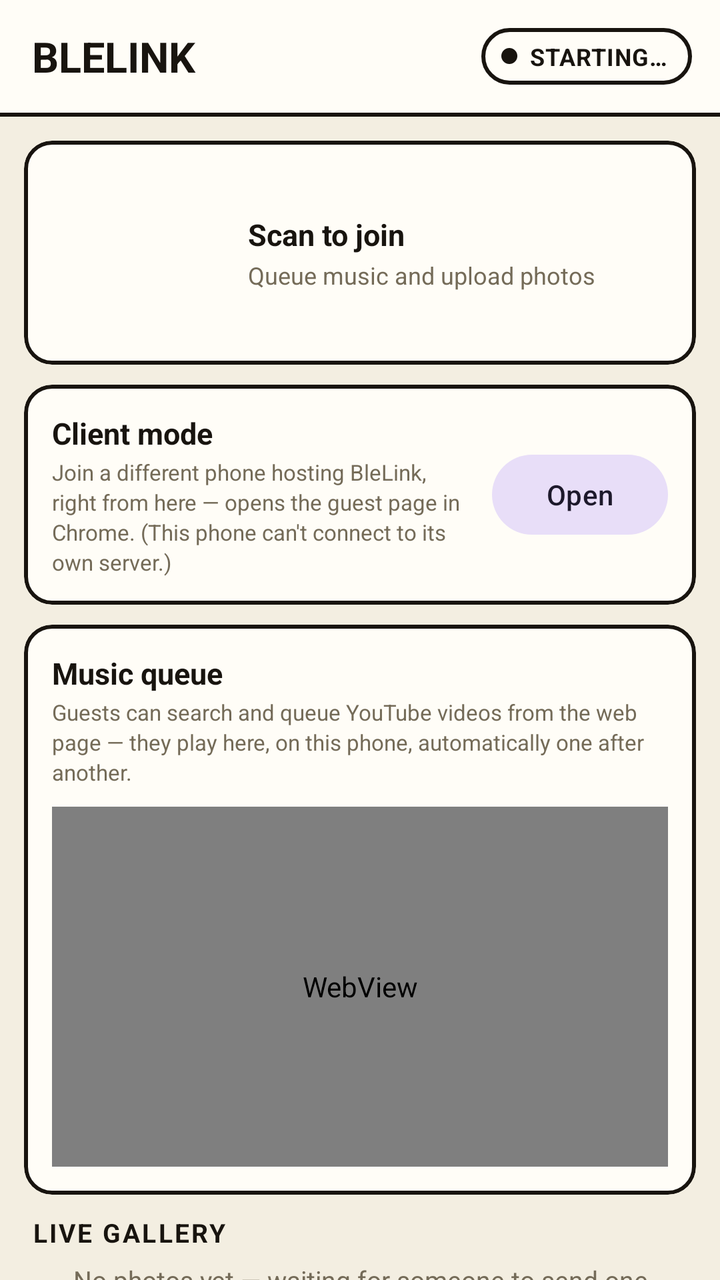
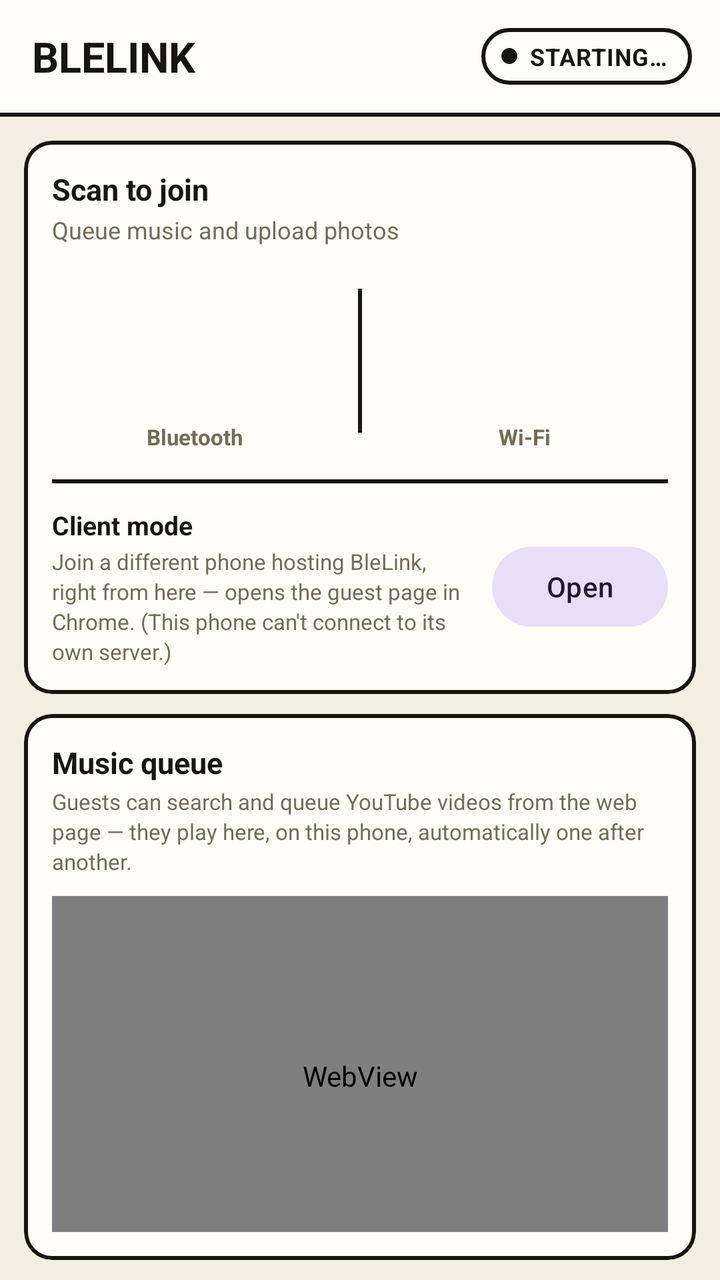

Compare the two renders of this Android layout. The source of the first and the diff that turns it into the second are given below.
<!-- AndroidManifest.xml: application theme Theme.BleLink -->
<!-- res/layout/activity_main.xml -->
<?xml version="1.0" encoding="utf-8"?>
<LinearLayout xmlns:android="http://schemas.android.com/apk/res/android"
    xmlns:app="http://schemas.android.com/apk/res-auto"
    android:layout_width="match_parent"
    android:layout_height="match_parent"
    android:orientation="vertical"
    android:background="@color/background"
    android:keepScreenOn="true">

    
    <LinearLayout
        android:layout_width="match_parent"
        android:layout_height="wrap_content"
        android:orientation="horizontal"
        android:gravity="center_vertical"
        android:background="@color/surface"
        android:paddingStart="16dp"
        android:paddingEnd="14dp"
        android:paddingTop="14dp"
        android:paddingBottom="14dp">

        <TextView
            android:layout_width="0dp"
            android:layout_height="wrap_content"
            android:layout_weight="1"
            android:text="@string/app_name"
            android:textStyle="bold"
            android:textAllCaps="true"
            android:textSize="21sp"
            android:textColor="@color/on_background" />

        <LinearLayout
            android:id="@+id/statusPill"
            android:layout_width="wrap_content"
            android:layout_height="wrap_content"
            android:orientation="horizontal"
            android:gravity="center_vertical"
            android:background="@drawable/bg_status_pill"
            android:paddingStart="10dp"
            android:paddingEnd="12dp"
            android:paddingTop="6dp"
            android:paddingBottom="6dp">

            <View
                android:id="@+id/statusDot"
                android:layout_width="8dp"
                android:layout_height="8dp"
                android:background="@drawable/bg_status_dot" />

            <TextView
                android:id="@+id/statusText"
                android:layout_width="wrap_content"
                android:layout_height="wrap_content"
                android:layout_marginStart="6dp"
                android:text="@string/status_starting"
                android:textStyle="bold"
                android:textAllCaps="true"
                android:textSize="12sp"
                android:letterSpacing="0.03"
                android:textColor="@color/status_idle_text" />
        </LinearLayout>
    </LinearLayout>

    <View
        android:layout_width="match_parent"
        android:layout_height="2dp"
        android:background="@color/outline" />

    
    <com.google.android.material.card.MaterialCardView
        android:layout_width="match_parent"
        android:layout_height="wrap_content"
        android:layout_marginStart="12dp"
        android:layout_marginEnd="12dp"
        android:layout_marginTop="12dp"
        android:layout_marginBottom="10dp"
        app:cardCornerRadius="14dp"
        app:cardElevation="0dp"
        app:strokeWidth="2dp"
        app:strokeColor="@color/outline"
        app:cardBackgroundColor="@color/surface">

        <LinearLayout
            android:layout_width="match_parent"
            android:layout_height="wrap_content"
            android:orientation="horizontal"
            android:gravity="center_vertical"
            android:padding="14dp">

            <ImageView
                android:id="@+id/qrImage"
                android:layout_width="84dp"
                android:layout_height="84dp"
                android:contentDescription="@string/scan_to_join" />

            <LinearLayout
                android:layout_width="0dp"
                android:layout_height="wrap_content"
                android:layout_weight="1"
                android:layout_marginStart="14dp"
                android:orientation="vertical">

                <TextView
                    android:layout_width="wrap_content"
                    android:layout_height="wrap_content"
                    android:text="@string/scan_to_join"
                    android:textStyle="bold"
                    android:textSize="15sp"
                    android:textColor="@color/on_background" />

                <TextView
                    android:layout_width="wrap_content"
                    android:layout_height="wrap_content"
                    android:layout_marginTop="2dp"
                    android:text="@string/scan_to_join_subtitle"
                    android:textSize="12sp"
                    android:textColor="@color/on_surface_variant" />
            </LinearLayout>
        </LinearLayout>
    </com.google.android.material.card.MaterialCardView>

    
    <com.google.android.material.card.MaterialCardView
        android:layout_width="match_parent"
        android:layout_height="wrap_content"
        android:layout_marginStart="12dp"
        android:layout_marginEnd="12dp"
        android:layout_marginBottom="10dp"
        app:cardCornerRadius="14dp"
        app:cardElevation="0dp"
        app:strokeWidth="2dp"
        app:strokeColor="@color/outline"
        app:cardBackgroundColor="@color/surface">

        <LinearLayout
            android:layout_width="match_parent"
            android:layout_height="wrap_content"
            android:orientation="horizontal"
            android:gravity="center_vertical"
            android:padding="14dp">

            <LinearLayout
                android:layout_width="0dp"
                android:layout_height="wrap_content"
                android:layout_weight="1"
                android:orientation="vertical">

                <TextView
                    android:layout_width="wrap_content"
                    android:layout_height="wrap_content"
                    android:text="@string/client_mode_title"
                    android:textStyle="bold"
                    android:textSize="15sp"
                    android:textColor="@color/on_background" />

                <TextView
                    android:layout_width="wrap_content"
                    android:layout_height="wrap_content"
                    android:layout_marginTop="2dp"
                    android:text="@string/client_mode_explainer"
                    android:textSize="11sp"
                    android:lineSpacingExtra="2sp"
                    android:textColor="@color/on_surface_variant" />
            </LinearLayout>

            <Button
                android:id="@+id/openClientModeBtn"
                android:layout_width="wrap_content"
                android:layout_height="wrap_content"
                android:layout_marginStart="10dp"
                android:text="@string/client_mode_button"
                android:textAllCaps="false"
                style="@style/Widget.Material3.Button.TonalButton" />
        </LinearLayout>
    </com.google.android.material.card.MaterialCardView>

    
    <com.google.android.material.card.MaterialCardView
        android:layout_width="match_parent"
        android:layout_height="wrap_content"
        android:layout_marginStart="12dp"
        android:layout_marginEnd="12dp"
        android:layout_marginBottom="10dp"
        app:cardCornerRadius="14dp"
        app:cardElevation="0dp"
        app:strokeWidth="2dp"
        app:strokeColor="@color/outline"
        app:cardBackgroundColor="@color/surface">

        <LinearLayout
            android:layout_width="match_parent"
            android:layout_height="wrap_content"
            android:orientation="vertical"
            android:padding="14dp">

            <TextView
                android:layout_width="wrap_content"
                android:layout_height="wrap_content"
                android:text="@string/music_title"
                android:textStyle="bold"
                android:textSize="15sp"
                android:textColor="@color/on_background" />

            <TextView
                android:layout_width="wrap_content"
                android:layout_height="wrap_content"
                android:layout_marginTop="2dp"
                android:text="@string/music_explainer"
                android:textSize="11sp"
                android:lineSpacingExtra="2sp"
                android:textColor="@color/on_surface_variant" />

            <WebView
                android:id="@+id/youtubePlayerWebView"
                android:layout_width="match_parent"
                android:layout_height="180dp"
                android:layout_marginTop="10dp" />
        </LinearLayout>
    </com.google.android.material.card.MaterialCardView>

    
    <TextView
        android:layout_width="wrap_content"
        android:layout_height="wrap_content"
        android:layout_marginStart="16dp"
        android:layout_marginBottom="6dp"
        android:text="@string/live_gallery"
        android:textStyle="bold"
        android:textSize="13sp"
        android:textAllCaps="true"
        android:letterSpacing="0.08"
        android:textColor="@color/on_background" />

    
    <FrameLayout
        android:layout_width="match_parent"
        android:layout_height="0dp"
        android:layout_weight="1">

        <androidx.recyclerview.widget.RecyclerView
            android:id="@+id/photoRecyclerView"
            android:layout_width="match_parent"
            android:layout_height="match_parent"
            android:paddingStart="10dp"
            android:paddingEnd="10dp"
            android:paddingBottom="10dp"
            android:clipToPadding="false" />

        <TextView
            android:id="@+id/emptyGalleryText"
            android:layout_width="wrap_content"
            android:layout_height="wrap_content"
            android:layout_gravity="center"
            android:layout_marginStart="32dp"
            android:layout_marginEnd="32dp"
            android:gravity="center"
            android:text="@string/empty_gallery"
            android:textSize="13sp"
            android:textColor="@color/on_surface_variant" />
    </FrameLayout>

</LinearLayout>
<!-- resources referenced by this layout -->
<resources>
  <color name="background">#F3EEE1</color>
  <color name="on_background">#18140F</color>
  <color name="on_surface_variant">#746B58</color>
  <color name="outline">#18140F</color>
  <color name="status_idle_text">#18140F</color>
  <color name="surface">#FFFDF7</color>
  <!-- drawable bg_status_dot (drawable) -->
  <?xml version="1.0" encoding="utf-8"?>
  <shape xmlns:android="http://schemas.android.com/apk/res/android"
      android:shape="oval">
      <solid android:color="@color/status_idle_text" />
  </shape>
  <!-- drawable bg_status_pill (drawable) -->
  <?xml version="1.0" encoding="utf-8"?>
  <shape xmlns:android="http://schemas.android.com/apk/res/android"
      android:shape="rectangle">
      <solid android:color="@color/status_idle_bg" />
      <stroke android:width="2dp" android:color="@color/outline" />
      <corners android:radius="20dp" />
  </shape>
  <string name="app_name">BleLink</string>
  <string name="client_mode_button">Open</string>
  <string name="client_mode_explainer">Join a different phone hosting BleLink, right from here — opens the guest page in Chrome. (This phone can\'t connect to its own server.)</string>
  <string name="client_mode_title">Client mode</string>
  <string name="empty_gallery">No photos yet — waiting for someone to send one</string>
  <string name="live_gallery">Live gallery</string>
  <string name="music_explainer">Guests can search and queue YouTube videos from the web page — they play here, on this phone, automatically one after another.</string>
  <string name="music_title">Music queue</string>
  <string name="scan_to_join">Scan to join</string>
  <string name="scan_to_join_subtitle">Queue music and upload photos</string>
  <string name="status_starting">Starting…</string>
  <style name="Theme.BleLink" parent="Theme.Material3.DayNight.NoActionBar">
          <item name="colorPrimary">@color/primary</item>
          <item name="colorPrimaryDark">@color/primary_dark</item>
          <item name="colorOnPrimary">@color/on_primary</item>
          <item name="colorSurface">@color/surface</item>
          <item name="colorOnSurface">@color/on_background</item>
          <item name="android:windowBackground">@color/background</item>
          <item name="android:statusBarColor">@color/surface</item>
          <item name="android:windowLightStatusBar">true</item>
      </style>
  <color name="status_idle_bg">#FFFDF7</color>
  <color name="primary">#FF5A36</color>
  <color name="primary_dark">#E04A29</color>
  <color name="on_primary">#FFFDF7</color>
</resources>

<!-- the commit's change to res/layout/activity_main.xml (unified diff, before → after) -->
@@ -83,94 +83,147 @@
         <LinearLayout
             android:layout_width="match_parent"
             android:layout_height="wrap_content"
-            android:orientation="horizontal"
-            android:gravity="center_vertical"
+            android:orientation="vertical"
             android:padding="14dp">
 
-            <ImageView
-                android:id="@+id/qrImage"
-                android:layout_width="84dp"
-                android:layout_height="84dp"
-                android:contentDescription="@string/scan_to_join" />
+            <TextView
+                android:layout_width="wrap_content"
+                android:layout_height="wrap_content"
+                android:text="@string/scan_to_join_header"
+                android:textStyle="bold"
+                android:textSize="15sp"
+                android:textColor="@color/on_background" />
+
+            <TextView
+                android:layout_width="wrap_content"
+                android:layout_height="wrap_content"
+                android:layout_marginTop="2dp"
+                android:text="@string/scan_to_join_subtitle"
+                android:textSize="12sp"
+                android:textColor="@color/on_surface_variant" />
 
             <LinearLayout
-                android:layout_width="0dp"
-                android:layout_height="wrap_content"
-                android:layout_weight="1"
-                android:layout_marginStart="14dp"
-                android:orientation="vertical">
-
-                <TextView
+                android:layout_width="match_parent"
+                android:layout_height="wrap_content"
+                android:layout_marginTop="12dp"
+                android:orientation="horizontal"
+                android:gravity="center_vertical">
+
+                <LinearLayout
+                    android:layout_width="0dp"
+                    android:layout_height="wrap_content"
+                    android:layout_weight="1"
+                    android:orientation="vertical"
+                    android:gravity="center">
+
+                    <ImageView
+                        android:id="@+id/qrImage"
+                        android:layout_width="72dp"
+                        android:layout_height="72dp"
+                        android:contentDescription="@string/scan_to_join" />
+
+                    <TextView
+                        android:layout_width="wrap_content"
+                        android:layout_height="wrap_content"
+                        android:layout_marginTop="4dp"
+                        android:text="@string/join_label_bluetooth"
+                        android:textStyle="bold"
+                        android:textSize="11sp"
+                        android:textColor="@color/on_surface_variant" />
+                </LinearLayout>
+
+                <View
+                    android:layout_width="2dp"
+                    android:layout_height="72dp"
+                    android:layout_marginStart="10dp"
+                    android:layout_marginEnd="10dp"
+                    android:background="@color/outline" />
+
+                <LinearLayout
+                    android:layout_width="0dp"
+                    android:layout_height="wrap_content"
+                    android:layout_weight="1"
+                    android:orientation="vertical"
+                    android:gravity="center">
+
+                    <FrameLayout
+                        android:layout_width="72dp"
+                        android:layout_height="72dp">
+
+                        <ImageView
+                            android:id="@+id/lanQrImage"
+                            android:layout_width="match_parent"
+                            android:layout_height="match_parent"
+                            android:contentDescription="@string/scan_to_join_lan" />
+
+                        <TextView
+                            android:id="@+id/lanQrUnavailableText"
+                            android:layout_width="match_parent"
+                            android:layout_height="match_parent"
+                            android:gravity="center"
+                            android:text="@string/lan_unavailable"
+                            android:textSize="9sp"
+                            android:textColor="@color/on_surface_variant"
+                            android:visibility="gone" />
+                    </FrameLayout>
+
+                    <TextView
+                        android:layout_width="wrap_content"
+                        android:layout_height="wrap_content"
+                        android:layout_marginTop="4dp"
+                        android:text="@string/join_label_wifi"
+                        android:textStyle="bold"
+                        android:textSize="11sp"
+                        android:textColor="@color/on_surface_variant" />
+                </LinearLayout>
+            </LinearLayout>
+
+            <View
+                android:layout_width="match_parent"
+                android:layout_height="2dp"
+                android:layout_marginTop="14dp"
+                android:layout_marginBottom="12dp"
+                android:background="@color/outline" />
+
+            <LinearLayout
+                android:layout_width="match_parent"
+                android:layout_height="wrap_content"
+                android:orientation="horizontal"
+                android:gravity="center_vertical">
+
+                <LinearLayout
+                    android:layout_width="0dp"
+                    android:layout_height="wrap_content"
+                    android:layout_weight="1"
+                    android:orientation="vertical">
+
+                    <TextView
+                        android:layout_width="wrap_content"
+                        android:layout_height="wrap_content"
+                        android:text="@string/client_mode_title"
+                        android:textStyle="bold"
+                        android:textSize="13sp"
+                        android:textColor="@color/on_background" />
+
+                    <TextView
+                        android:layout_width="wrap_content"
+                        android:layout_height="wrap_content"
+                        android:layout_marginTop="2dp"
+                        android:text="@string/client_mode_explainer"
+                        android:textSize="11sp"
+                        android:lineSpacingExtra="2sp"
+                        android:textColor="@color/on_surface_variant" />
+                </LinearLayout>
+
+                <Button
+                    android:id="@+id/openClientModeBtn"
                     android:layout_width="wrap_content"
                     android:layout_height="wrap_content"
-                    android:text="@string/scan_to_join"
-                    android:textStyle="bold"
-                    android:textSize="15sp"
-                    android:textColor="@color/on_background" />
-
-                <TextView
-                    android:layout_width="wrap_content"
-                    android:layout_height="wrap_content"
-                    android:layout_marginTop="2dp"
-                    android:text="@string/scan_to_join_subtitle"
-                    android:textSize="12sp"
-                    android:textColor="@color/on_surface_variant" />
+                    android:layout_marginStart="10dp"
+                    android:text="@string/client_mode_button"
+                    android:textAllCaps="false"
+                    style="@style/Widget.Material3.Button.TonalButton" />
             </LinearLayout>
-        </LinearLayout>
-    </com.google.android.material.card.MaterialCardView>
-
-    
-    <com.google.android.material.card.MaterialCardView
-        android:layout_width="match_parent"
-        android:layout_height="wrap_content"
-        android:layout_marginStart="12dp"
-        android:layout_marginEnd="12dp"
-        android:layout_marginBottom="10dp"
-        app:cardCornerRadius="14dp"
-        app:cardElevation="0dp"
-        app:strokeWidth="2dp"
-        app:strokeColor="@color/outline"
-        app:cardBackgroundColor="@color/surface">
-
-        <LinearLayout
-            android:layout_width="match_parent"
-            android:layout_height="wrap_content"
-            android:orientation="horizontal"
-            android:gravity="center_vertical"
-            android:padding="14dp">
-
-            <LinearLayout
-                android:layout_width="0dp"
-                android:layout_height="wrap_content"
-                android:layout_weight="1"
-                android:orientation="vertical">
-
-                <TextView
-                    android:layout_width="wrap_content"
-                    android:layout_height="wrap_content"
-                    android:text="@string/client_mode_title"
-                    android:textStyle="bold"
-                    android:textSize="15sp"
-                    android:textColor="@color/on_background" />
-
-                <TextView
-                    android:layout_width="wrap_content"
-                    android:layout_height="wrap_content"
-                    android:layout_marginTop="2dp"
-                    android:text="@string/client_mode_explainer"
-                    android:textSize="11sp"
-                    android:lineSpacingExtra="2sp"
-                    android:textColor="@color/on_surface_variant" />
-            </LinearLayout>
-
-            <Button
-                android:id="@+id/openClientModeBtn"
-                android:layout_width="wrap_content"
-                android:layout_height="wrap_content"
-                android:layout_marginStart="10dp"
-                android:text="@string/client_mode_button"
-                android:textAllCaps="false"
-                style="@style/Widget.Material3.Button.TonalButton" />
         </LinearLayout>
     </com.google.android.material.card.MaterialCardView>
 
<!-- resource entries referenced after the edit -->
@@ -25,10 +25,15 @@
   <string name="client_mode_explainer">Join a different phone hosting BleLink, right from here — opens the guest page in Chrome. (This phone can\'t connect to its own server.)</string>
   <string name="client_mode_title">Client mode</string>
   <string name="empty_gallery">No photos yet — waiting for someone to send one</string>
+  <string name="join_label_bluetooth">Bluetooth</string>
+  <string name="join_label_wifi">Wi-Fi</string>
+  <string name="lan_unavailable">No Wi-Fi network detected</string>
   <string name="live_gallery">Live gallery</string>
   <string name="music_explainer">Guests can search and queue YouTube videos from the web page — they play here, on this phone, automatically one after another.</string>
   <string name="music_title">Music queue</string>
-  <string name="scan_to_join">Scan to join</string>
+  <string name="scan_to_join">Scan to join over Bluetooth</string>
+  <string name="scan_to_join_header">Scan to join</string>
+  <string name="scan_to_join_lan">Scan to join over Wi-Fi</string>
   <string name="scan_to_join_subtitle">Queue music and upload photos</string>
   <string name="status_starting">Starting…</string>
   <style name="Theme.BleLink" parent="Theme.Material3.DayNight.NoActionBar">
